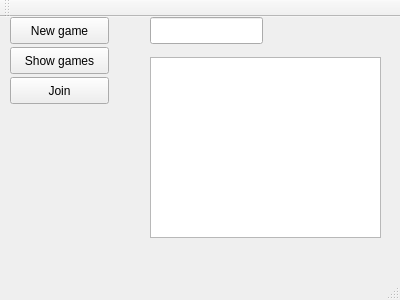
Qt form client/mainwindow.ui (vincentvanbush/maumau) before a commit.
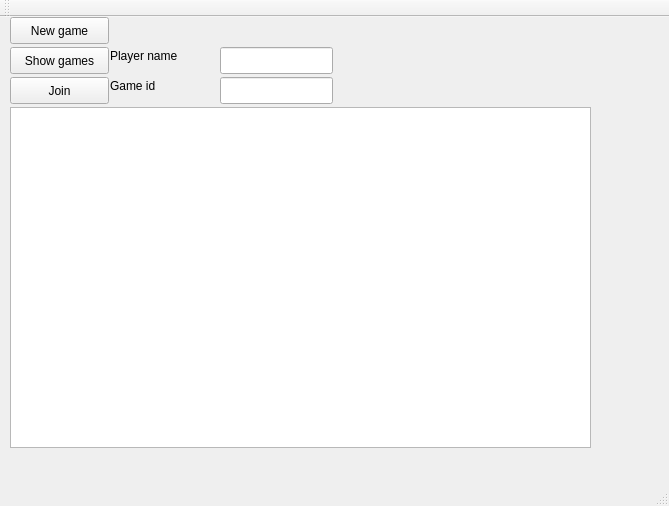
The same form after that commit.

What changed in the file:
```diff
--- a/client/mainwindow.ui
+++ b/client/mainwindow.ui
@@ -6,8 +6,8 @@
    <rect>
     <x>0</x>
     <y>0</y>
-    <width>400</width>
-    <height>300</height>
+    <width>669</width>
+    <height>506</height>
    </rect>
   </property>
   <property name="windowTitle">
@@ -43,8 +43,8 @@
    <widget class="QLineEdit" name="lineEdit">
     <property name="geometry">
      <rect>
-      <x>150</x>
-      <y>0</y>
+      <x>220</x>
+      <y>30</y>
       <width>113</width>
       <height>27</height>
      </rect>
@@ -66,13 +66,49 @@
    <widget class="QPlainTextEdit" name="plainTextEdit">
     <property name="geometry">
      <rect>
-      <x>150</x>
-      <y>40</y>
-      <width>231</width>
-      <height>181</height>
+      <x>10</x>
+      <y>90</y>
+      <width>581</width>
+      <height>341</height>
      </rect>
     </property>
    </widget>
+   <widget class="QLineEdit" name="setGameIdEdit">
+    <property name="geometry">
+     <rect>
+      <x>220</x>
+      <y>60</y>
+      <width>113</width>
+      <height>27</height>
+     </rect>
+    </property>
+   </widget>
+   <widget class="QLabel" name="label">
+    <property name="geometry">
+     <rect>
+      <x>110</x>
+      <y>30</y>
+      <width>91</width>
+      <height>17</height>
+     </rect>
+    </property>
+    <property name="text">
+     <string>Player name</string>
+    </property>
+   </widget>
+   <widget class="QLabel" name="label_2">
+    <property name="geometry">
+     <rect>
+      <x>110</x>
+      <y>60</y>
+      <width>91</width>
+      <height>17</height>
+     </rect>
+    </property>
+    <property name="text">
+     <string>Game id</string>
+    </property>
+   </widget>
   </widget>
   <widget class="QMenuBar" name="menuBar">
    <property name="geometry">
```
Left out of the diff: 4 changed lines with no effect on the pictures.
